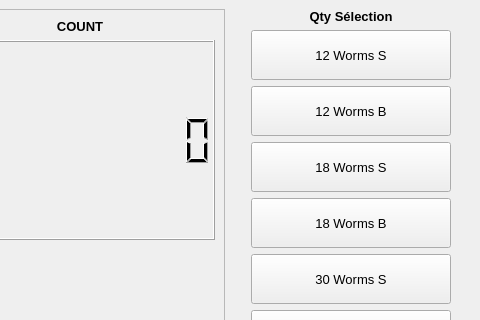
Above: script-example/worm/worm.ui from deltaxrobot/Delta-X-Software before the change; both pictures show x 320 to 800 and y 0 to 320 of the 800 by 600 pixel window. Below: the same form after it.
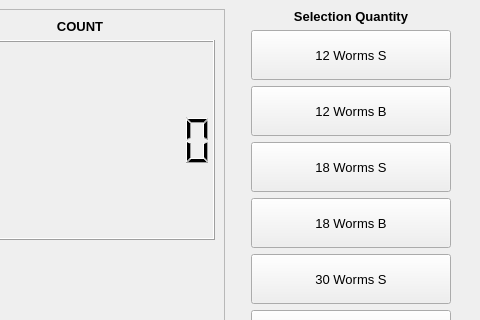
That is the form after the change.

Diff of the .ui file:
```diff
--- a/script-example/worm/worm.ui
+++ b/script-example/worm/worm.ui
@@ -238,7 +238,7 @@
          </font>
         </property>
         <property name="text">
-         <string>Qty Sélection</string>
+         <string>Selection Quantity</string>
         </property>
         <property name="alignment">
          <set>Qt::AlignCenter</set>
```
